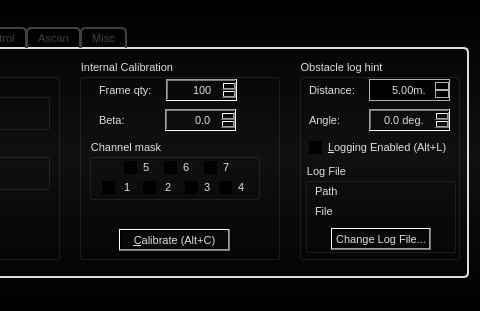
Before: the Qt Designer form src/AWLQtDemo/awlqtdemo.ui in samanwaya-jena/EVAL-ADAL6110-16-GUI, drawn with Qt 5; both pictures show x 484 to 964 and y 0 to 311 of the 964 by 311 pixel window.
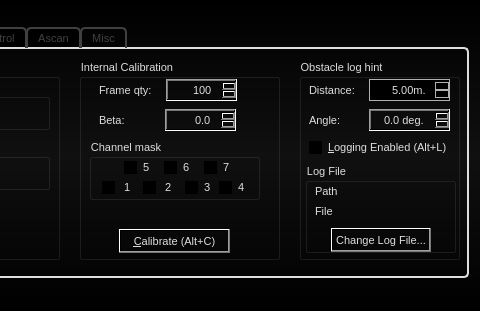
After: the same form once the commit is applied. Icons and pictures are not drawn.

What changed in the file:
```diff
--- a/src/AWLQtDemo/awlqtdemo.ui
+++ b/src/AWLQtDemo/awlqtdemo.ui
@@ -1509,7 +1509,7 @@
              <x>40</x>
              <y>170</y>
              <width>111</width>
-             <height>22</height>
+             <height>24</height>
             </rect>
            </property>
            <property name="styleSheet">
@@ -2597,7 +2597,7 @@
               <x>26</x>
               <y>65</y>
               <width>100</width>
-              <height>22</height>
+              <height>24</height>
              </rect>
             </property>
             <property name="focusPolicy">
```
Left out of the diff: 2 changed lines with no effect on the pictures.
